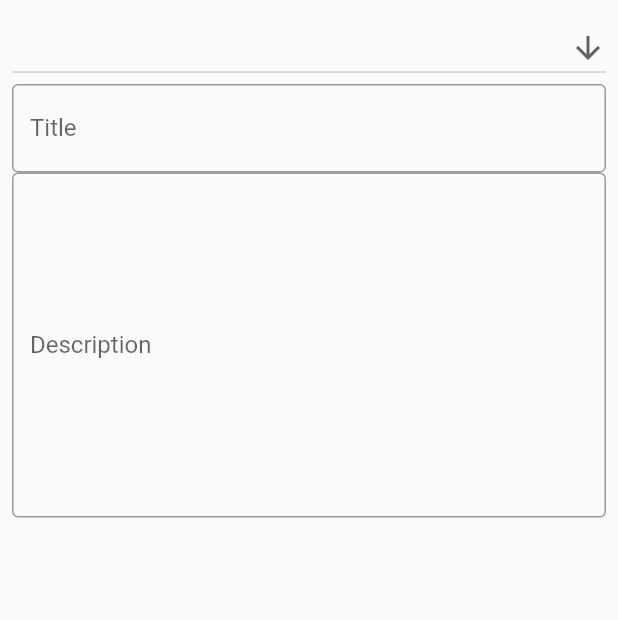
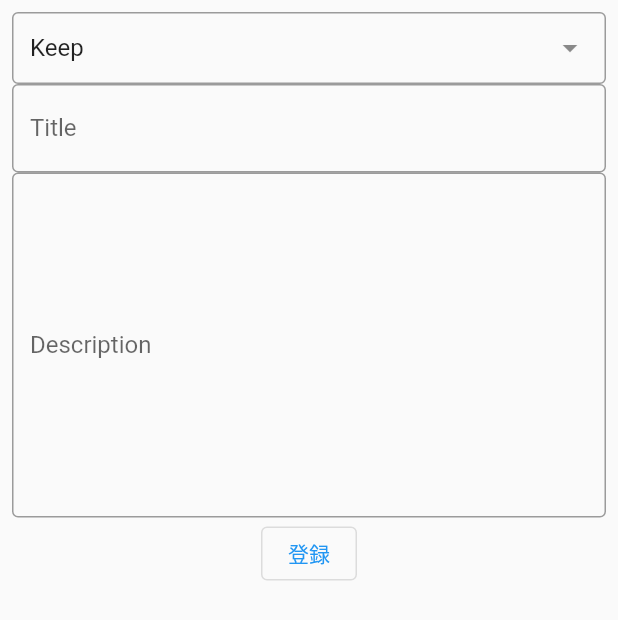
Before and after one commit to toshiya-sato/retrospective_tool, a Flutter app: the InputForm screen opened directly, on a phone screen of 412 x 824 dp. Shown: the top 620 px of the screen. Run offline on Flutter 3.47's test engine with Material 2 defaults, Android fonts, the light colour scheme and no system bars; drawn by our look-alikes of dropdown_search; our stand-ins replace freezed_annotation, hooks_riverpod, modal_bottom_sheet.

Commit message:
Feature/add riverpod (#4)
* [add] riverpodを追加

* [modify] 登録画面の入力内容をStateに登録できるように変更

Co-authored-by: 佐藤利哉 <toshiya.sato@satoutoshiyanoMacBook-Air.local>

```diff
--- a/lib/input_form.dart
+++ b/lib/input_form.dart
@@ -1,11 +1,21 @@
+import 'package:dropdown_search/dropdown_search.dart';
 import 'package:flutter/material.dart';
+import 'package:hooks_riverpod/hooks_riverpod.dart';
+import 'package:retrospective_tool/model/kpt_note.dart';
+import 'package:retrospective_tool/state/kpt_note_list.state.dart';
+import 'package:uuid/uuid.dart';
 
-class InputForm extends StatelessWidget {
+class InputForm extends HookConsumerWidget {
   const InputForm({Key? key}) : super(key: key);
 
   // This widget is the root of your application.
   @override
-  Widget build(BuildContext context) {
+  Widget build(BuildContext context, WidgetRef ref) {
+    // List<KptNote> kptNoteList = ref.watch(kptNoteListProvider);
+    final titleFormControll = TextEditingController();
+    final descriptionFormControll = TextEditingController();
+    String selectCategory = 'Keep';
+
     return Scaffold(
         body: Padding(
       padding: const EdgeInsets.all(8.0),
@@ -13,38 +23,52 @@
         child: Column(
           // mainAxisAlignment: MainAxisAlignment.spaceBetween,
           children: [
-            DropdownButton<String>(
-              isExpanded: true,
-              icon: const Icon(Icons.arrow_downward),
-              onChanged: (String? newValue) {},
-              items: <String>[
+            DropdownSearch<String>(
+              selectedItem: 'Keep',
+              onChanged: (String? newValue) {
+                selectCategory = newValue!;
+                debugPrint(selectCategory);
+              },
+              items: const <String>[
                 'Keep',
                 'Problem',
                 'Try',
-              ].map<DropdownMenuItem<String>>((String value) {
-                return DropdownMenuItem<String>(
-                  value: value,
-                  child: Text(value),
-                );
-              }).toList(),
+              ],
             ),
             TextFormField(
-              decoration: InputDecoration(
+              controller: titleFormControll,
+              decoration: const InputDecoration(
                 labelText: 'Title',
                 border: OutlineInputBorder(),
               ),
             ),
             TextFormField(
+              controller: descriptionFormControll,
               minLines: 10,
               maxLines: 10,
-              decoration: InputDecoration(
+              decoration: const InputDecoration(
                 labelText: 'Description',
                 border: OutlineInputBorder(),
               ),
-            )
+            ),
+            OutlinedButton(
+                onPressed: () {
+                  _registerKptNote(ref, selectCategory, titleFormControll.text,
+                      descriptionFormControll.text);
+                  Navigator.pop(context);
+                },
+                child: const Text('登録'))
           ],
         ),
       ),
     ));
   }
+
+  void _registerKptNote(
+      WidgetRef ref, String category, String titile, String description) {
+    const uuid = Uuid();
+    String id = uuid.v4();
+    return ref.read(kptNoteListProvider.notifier).addNote(KptNote(
+        id: id, category: category, title: titile, description: description));
+  }
 }
--- a/lib/main.dart
+++ b/lib/main.dart
@@ -1,9 +1,10 @@
 import 'package:flutter/material.dart';
+import 'package:hooks_riverpod/hooks_riverpod.dart';
 import 'package:modal_bottom_sheet/modal_bottom_sheet.dart';
 import 'package:retrospective_tool/input_form.dart';
 
 void main() {
-  runApp(const MyApp());
+  runApp(ProviderScope(child: const MyApp()));
 }
 
 class MyApp extends StatelessWidget {
--- /dev/null
+++ b/lib/model/kpt_note.dart
@@ -0,0 +1,18 @@
+import 'package:freezed_annotation/freezed_annotation.dart';
+import 'package:flutter/foundation.dart';
+
+part 'kpt_note.freezed.dart';
+part 'kpt_note.g.dart';
+
+@freezed
+class KptNote with _$KptNote {
+  factory KptNote({
+    required String id,
+    required String category,
+    required String title,
+    required String description,
+  }) = _KptNote;
+
+  factory KptNote.fromJson(Map<String, Object?> json) =>
+      _$KptNoteFromJson(json);
+}
```
Also changed, not shown: lib/state/kpt_note_list.state.dart (added, +24 -0 lines), pubspec.yaml (+7 -0 lines), lib/model/kpt_note.freezed.dart (added), lib/model/kpt_note.g.dart (added).
